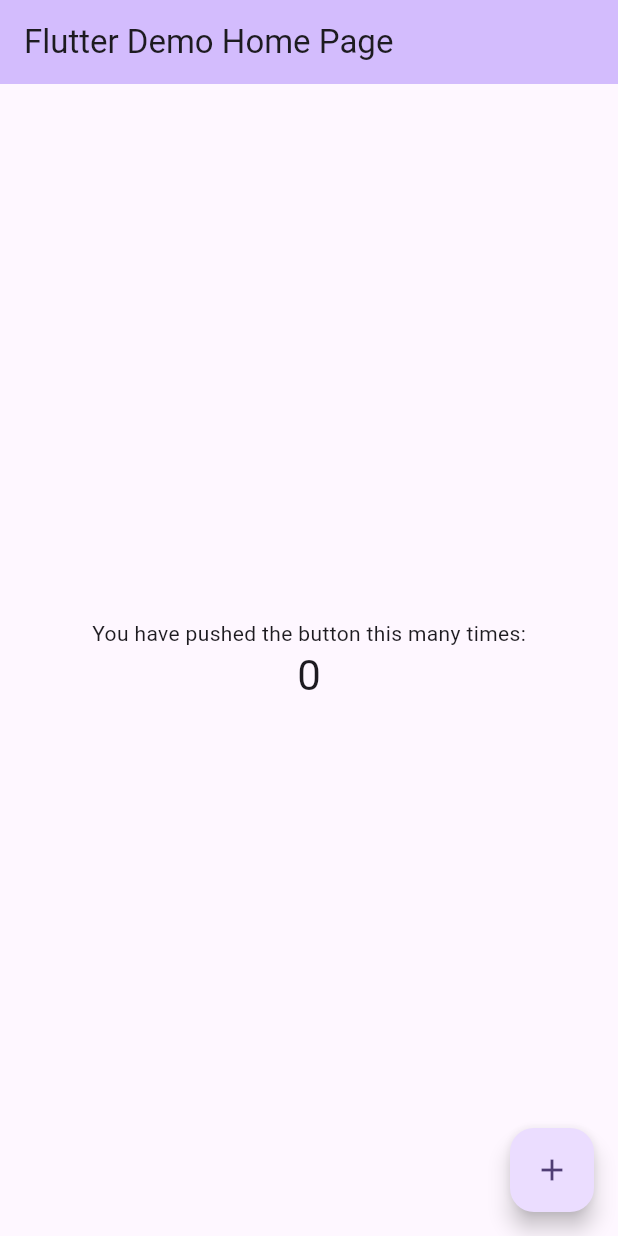
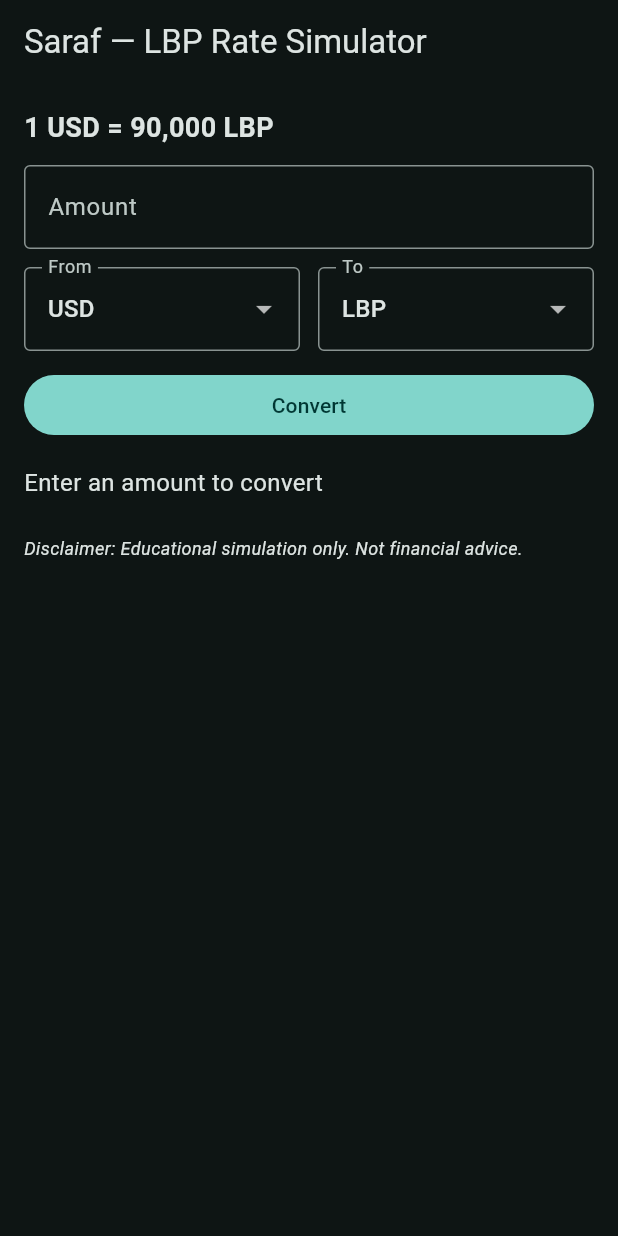
Before and after one commit to mohammed-gits/Saraf, a Flutter app: the screen it shows after launch, on a phone screen of 412 x 824 dp. Run offline on Flutter 3.47's test engine with Material 3 defaults, Android fonts, the phone set to English and light mode, and no system bars.

Commit message:
basic one-screen converter

```diff
--- /dev/null
+++ b/lib/core/rate_simulator.dart
@@ -0,0 +1,54 @@
+import 'dart:math';
+
+/// Mean-reverting USD→LBP rate simulator.
+///
+/// next = current + theta*(mu - current) + sigma*epsilon
+/// epsilon ~ N(0,1)
+class RateSimulator {
+  final double mu;     // long-term mean, e.g., 90000
+  final double theta;  // pull strength toward mean (0..1)
+  final double minV;   // lower clamp
+  final double maxV;   // upper clamp
+
+  double current;
+  final Random _rng;
+
+  RateSimulator({
+    this.mu = 90000,
+    this.theta = 0.05,
+    this.minV = 60000,
+    this.maxV = 120000,
+    double? initial,
+    Random? rng,
+  })  : current = initial ?? 90000,
+        _rng = rng ?? Random();
+
+  /// Advance one step given volatility (sigma).
+  double step(double sigma) {
+    final eps = _gaussian(_rng);
+    var next = current + theta * (mu - current) + sigma * eps;
+    next = next.clamp(minV, maxV);
+    current = next;
+    return current;
+  }
+}
+
+/// Box–Muller transform to sample N(0,1)
+double _gaussian(Random r) {
+  var u1 = r.nextDouble();
+  var u2 = r.nextDouble();
+  if (u1 == 0) u1 = 1e-12;
+  return sqrt(-2.0 * log(u1)) * cos(2 * pi * u2);
+}
+
+/// Simple thousands formatter without packages: 92350 → "92,350"
+String formatThousands(num x) {
+  final s = x.toInt().toString();
+  final buf = StringBuffer();
+  for (int i = 0; i < s.length; i++) {
+    final remaining = s.length - i - 1;
+    buf.write(s[i]);
+    if (remaining > 0 && remaining % 3 == 0) buf.write(',');
+  }
+  return buf.toString();
+}
--- a/lib/main.dart
+++ b/lib/main.dart
@@ -1,122 +1,156 @@
 import 'package:flutter/material.dart';
+import 'core/rate_simulator.dart';
 
 void main() {
-  runApp(const MyApp());
+  runApp(const SarafApp());
 }
 
-class MyApp extends StatelessWidget {
-  const MyApp({super.key});
+class SarafApp extends StatelessWidget {
+  const SarafApp({super.key});
 
-  // This widget is the root of your application.
   @override
   Widget build(BuildContext context) {
     return MaterialApp(
-      title: 'Flutter Demo',
+      title: 'Saraf',
+      debugShowCheckedModeBanner: false,
       theme: ThemeData(
-        // This is the theme of your application.
-        //
-        // TRY THIS: Try running your application with "flutter run". You'll see
-        // the application has a purple toolbar. Then, without quitting the app,
-        // try changing the seedColor in the colorScheme below to Colors.green
-        // and then invoke "hot reload" (save your changes or press the "hot
-        // reload" button in a Flutter-supported IDE, or press "r" if you used
-        // the command line to start the app).
-        //
-        // Notice that the counter didn't reset back to zero; the application
-        // state is not lost during the reload. To reset the state, use hot
-        // restart instead.
-        //
-        // This works for code too, not just values: Most code changes can be
-        // tested with just a hot reload.
-        colorScheme: ColorScheme.fromSeed(seedColor: Colors.deepPurple),
+        colorScheme: ColorScheme.fromSeed(
+          seedColor: const Color(0xFF0F766E), // teal-ish
+          brightness: Brightness.dark,        // premium dark
+        ),
+        useMaterial3: true,
       ),
-      home: const MyHomePage(title: 'Flutter Demo Home Page'),
+      home: const SarafHomePage(),
     );
   }
 }
 
-class MyHomePage extends StatefulWidget {
-  const MyHomePage({super.key, required this.title});
-
-  // This widget is the home page of your application. It is stateful, meaning
-  // that it has a State object (defined below) that contains fields that affect
-  // how it looks.
-
-  // This class is the configuration for the state. It holds the values (in this
-  // case the title) provided by the parent (in this case the App widget) and
-  // used by the build method of the State. Fields in a Widget subclass are
-  // always marked "final".
-
-  final String title;
+class SarafHomePage extends StatefulWidget {
+  const SarafHomePage({super.key});
 
   @override
-  State<MyHomePage> createState() => _MyHomePageState();
+  State<SarafHomePage> createState() => _SarafHomePageState();
 }
 
-class _MyHomePageState extends State<MyHomePage> {
-  int _counter = 0;
+class _SarafHomePageState extends State<SarafHomePage> {
+  final sim = RateSimulator(initial: 90000);
+  final amountCtrl = TextEditingController();
 
-  void _incrementCounter() {
-    setState(() {
-      // This call to setState tells the Flutter framework that something has
-      // changed in this State, which causes it to rerun the build method below
-      // so that the display can reflect the updated values. If we changed
-      // _counter without calling setState(), then the build method would not be
-      // called again, and so nothing would appear to happen.
-      _counter++;
-    });
+  String from = 'USD';
+  String to = 'LBP';
+  String resultText = 'Enter an amount to convert';
+
+  @override
+  void dispose() {
+    amountCtrl.dispose();
+    super.dispose();
+  }
+
+  void _convert() {
+    final amount = double.tryParse(amountCtrl.text);
+    if (amount == null) {
+      setState(() => resultText = 'Please enter a valid number');
+      return;
+    }
+    if (from == to) {
+      setState(() => resultText = 'No conversion needed.');
+      return;
+    }
+
+    final rate = sim.current;
+    if (from == 'USD' && to == 'LBP') {
+      final res = amount * rate;
+      setState(() => resultText =
+      '$amount USD ≈ ${formatThousands(res)} LBP @ ${formatThousands(rate)}');
+    } else {
+      final res = amount / rate;
+      setState(() => resultText =
+      '${formatThousands(amount)} LBP ≈ ${res.toStringAsFixed(4)} USD @ ${formatThousands(rate)}');
+    }
   }
 
   @override
   Widget build(BuildContext context) {
-    // This method is rerun every time setState is called, for instance as done
-    // by the _incrementCounter method above.
-    //
-    // The Flutter framework has been optimized to make rerunning build methods
-    // fast, so that you can just rebuild anything that needs updating rather
-    // than having to individually change instances of widgets.
+    final rateLabel = '1 USD = ${formatThousands(sim.current)} LBP';
+
     return Scaffold(
-      appBar: AppBar(
-        // TRY THIS: Try changing the color here to a specific color (to
-        // Colors.amber, perhaps?) and trigger a hot reload to see the AppBar
-        // change color while the other colors stay the same.
-        backgroundColor: Theme.of(context).colorScheme.inversePrimary,
-        // Here we take the value from the MyHomePage object that was created by
-        // the App.build method, and use it to set our appbar title.
-        title: Text(widget.title),
-      ),
-      body: Center(
-        // Center is a layout widget. It takes a single child and positions it
-        // in the middle of the parent.
-        child: Column(
-          // Column is also a layout widget. It takes a list of children and
-          // arranges them vertically. By default, it sizes itself to fit its
-          // children horizontally, and tries to be as tall as its parent.
-          //
-          // Column has various properties to control how it sizes itself and
-          // how it positions its children. Here we use mainAxisAlignment to
-          // center the children vertically; the main axis here is the vertical
-          // axis because Columns are vertical (the cross axis would be
-          // horizontal).
-          //
-          // TRY THIS: Invoke "debug painting" (choose the "Toggle Debug Paint"
-          // action in the IDE, or press "p" in the console), to see the
-          // wireframe for each widget.
-          mainAxisAlignment: MainAxisAlignment.center,
-          children: <Widget>[
-            const Text('You have pushed the button this many times:'),
-            Text(
-              '$_counter',
-              style: Theme.of(context).textTheme.headlineMedium,
+      appBar: AppBar(title: const Text('Saraf — LBP Rate Simulator')),
+      body: Padding(
+        padding: const EdgeInsets.all(16),
+        child: ListView(
+          children: [
+            Text(rateLabel,
+                style: const TextStyle(fontSize: 18, fontWeight: FontWeight.bold)),
+            const SizedBox(height: 12),
+
+            TextField(
+              controller: amountCtrl,
+              keyboardType: const TextInputType.numberWithOptions(decimal: true),
+              decoration: const InputDecoration(
+                labelText: 'Amount',
+                border: OutlineInputBorder(),
+              ),
+              onChanged: (_) => _convert(),
+            ),
+            const SizedBox(height: 12),
+
+            Row(
+              children: [
+                Expanded(
+                  child: DropdownButtonFormField<String>(
+                    value: from,
+                    items: const [
+                      DropdownMenuItem(value: 'USD', child: Text('USD')),
+                      DropdownMenuItem(value: 'LBP', child: Text('LBP')),
+                    ],
+                    onChanged: (v) => setState(() {
+                      from = v!;
+                      _convert();
+                    }),
+                    decoration: const InputDecoration(
+                      labelText: 'From',
+                      border: OutlineInputBorder(),
+                    ),
+                  ),
+                ),
+                const SizedBox(width: 12),
+                Expanded(
+                  child: DropdownButtonFormField<String>(
+                    value: to,
+                    items: const [
+                      DropdownMenuItem(value: 'LBP', child: Text('LBP')),
+                      DropdownMenuItem(value: 'USD', child: Text('USD')),
+                    ],
+                    onChanged: (v) => setState(() {
+                      to = v!;
+                      _convert();
+                    }),
+                    decoration: const InputDecoration(
+                      labelText: 'To',
+                      border: OutlineInputBorder(),
+                    ),
+                  ),
+                ),
+              ],
+            ),
+            const SizedBox(height: 12),
+
+            FilledButton(
+              onPressed: _convert,
+              child: const Text('Convert'),
+            ),
+
+            const SizedBox(height: 16),
+            Text(resultText, style: const TextStyle(fontSize: 16)),
+            const SizedBox(height: 24),
+
+            const Text(
+              'Disclaimer: Educational simulation only. Not financial advice.',
+              style: TextStyle(fontSize: 12, fontStyle: FontStyle.italic),
             ),
           ],
         ),
       ),
-      floatingActionButton: FloatingActionButton(
-        onPressed: _incrementCounter,
-        tooltip: 'Increment',
-        child: const Icon(Icons.add),
-      ), // This trailing comma makes auto-formatting nicer for build methods.
     );
   }
 }
```
Also changed, not shown: 1 other file.
